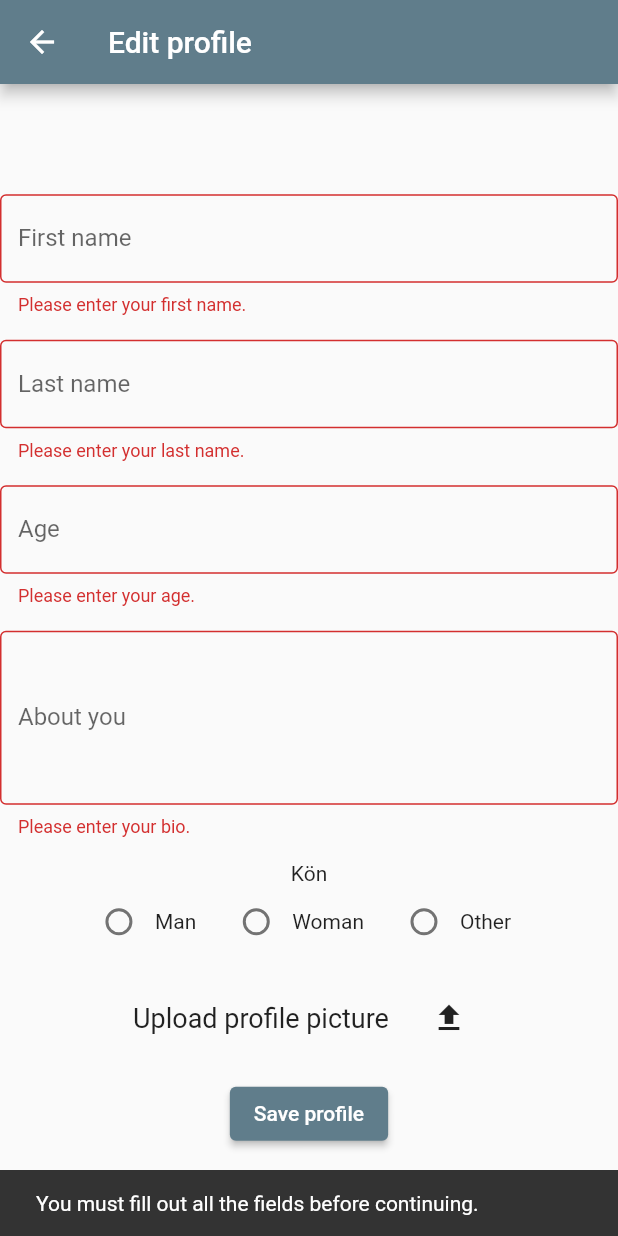
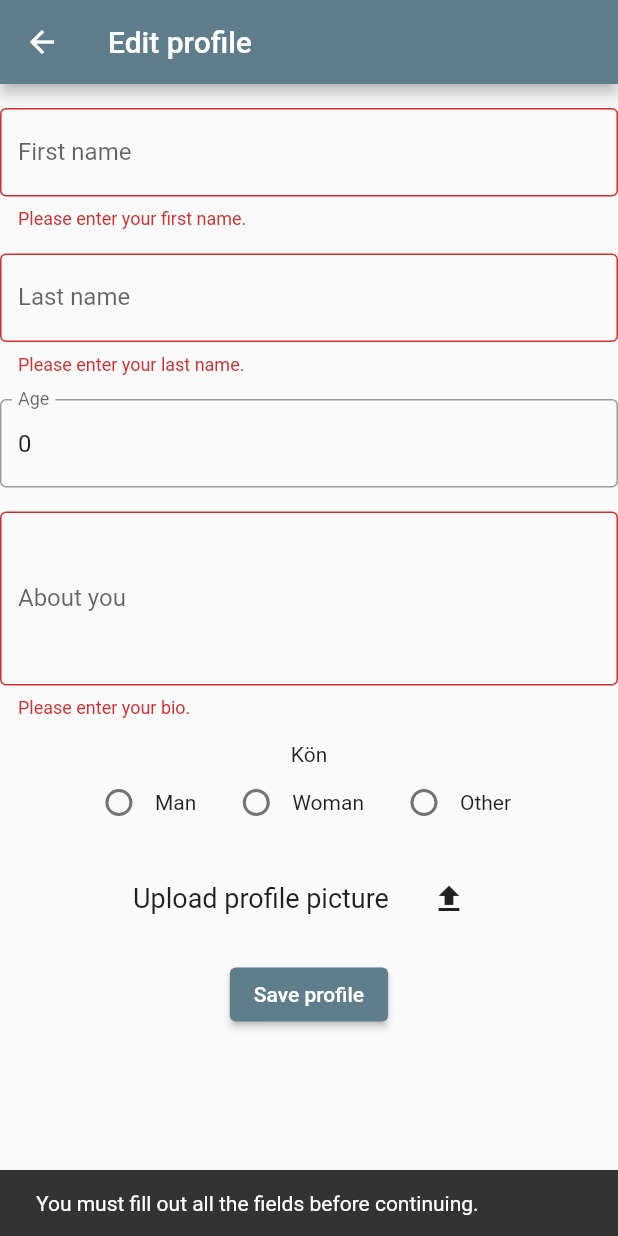
Before and after one commit to joas47/Bark_Buddy, a Flutter app: the EditOwnerProfilePage screen opened directly, after a tap on "Save profile", on a phone screen of 412 x 824 dp. Run offline on Flutter 3.47's test engine with Material 2 defaults, Android fonts, the phone set to English and light mode, and no system bars; our stand-ins replace cloud_firestore, firebase_auth, firebase_core, firebase_storage, image_picker; accounts and stored records are empty.

Commit message:
edit the profile page

```diff
--- a/lib/database_handler.dart
+++ b/lib/database_handler.dart
@@ -3,6 +3,19 @@ import 'package:firebase_auth/firebase_auth.dart';
 import 'package:image_picker/image_picker.dart';
 
 class DatabaseHandler {
+  static Future<void> getOwnerProfileData() async {
+    final firestoreInstance = FirebaseFirestore.instance;
+    final usersCollectionRef = firestoreInstance.collection('users');
+
+    final userUid = FirebaseAuth.instance.currentUser?.uid;
+
+    final userDocumentRef = usersCollectionRef.doc(userUid);
+
+    final userData = await userDocumentRef.get();
+
+    print(userData);
+  }
+
   // TODO: profilePic not used yet
   // TODO: handle lName and bio
   static Future<void> addUserToDatabase(String fName, String lName,
@@ -10,16 +23,17 @@ class DatabaseHandler {
     final User? currentUser = FirebaseAuth.instance.currentUser;
     late final userUid = currentUser?.uid;
     CollectionReference users = FirebaseFirestore.instance.collection('users');
-    final userDocumentRef = users.doc(userUid );
-    await userDocumentRef.set({
-      'name': fName,
+    final userDocumentRef = users.doc(userUid);
+    await userDocumentRef
+        .set({
+          'name': fName,
       'gender': gender,
       'age': age,
       'surname': lName,
       'about' : bio,
       'picture' : profilePic
     })
-    .then((value) => print("Student data Added"))
+        .then((value) => print("Student data Added"))
         .catchError((error) => print("Student couldn't be added."));
   }
 
@@ -40,7 +54,7 @@ class DatabaseHandler {
 
     // Get a reference to the email document to be removed
     final emailDocumentRef =
-        firestoreInstance.collection('emails').doc(emailDocumentId);
+    firestoreInstance.collection('emails').doc(emailDocumentId);
 
     // Retrieve the array field 'dogs' from the email document
     final emailDocumentSnapshot = await emailDocumentRef.get();
@@ -65,8 +79,7 @@ class DatabaseHandler {
   }
 
   // TODO: handle all the other fields
-  static Future<void> addDogToDatabase(
-      String name, String breed, int age, String gender, bool isCastrated, String activity, String size, String biography, String? profilePic) async {
+  static Future<void> addDogToDatabase(String name, String breed, int age, String gender, bool isCastrated, String activity, String size, String biography, String? profilePic) async {
     final firestoreInstance = FirebaseFirestore.instance;
     final dogsCollectionRef = firestoreInstance.collection('Dogs');
     final usersCollectionRef = firestoreInstance.collection('users');
@@ -132,14 +145,13 @@ class DatabaseHandler {
     }
     return dogRef;
   }
+
   static Stream<String?> getDogId3() async* {
     final userUid = FirebaseAuth.instance.currentUser?.uid;
     final users = FirebaseFirestore.instance.collection('users');
     final dogs = await users.doc(userUid).get().then((doc) => doc.get('dogs') as String?);
     if (dogs != null) {
       yield dogs.toString();
-
-
     } else {
       yield null;
     }
--- a/lib/edit_owner_profile.dart
+++ b/lib/edit_owner_profile.dart
@@ -35,7 +35,8 @@ class _EditOwnerProfilePageState extends State<EditOwnerProfilePage> {
       appBar: AppBar(
         title: const Text('Edit profile'),
       ),
-      body: StreamBuilder<DocumentSnapshot>(
+      body: SingleChildScrollView(
+        child: StreamBuilder<DocumentSnapshot>(
             stream: FirebaseFirestore.instance
                 .collection('users')
                 .doc(userUid)
@@ -47,12 +48,17 @@ class _EditOwnerProfilePageState extends State<EditOwnerProfilePage> {
 
               final userData = snapshot.data!;
               final name = userData.get('name');
+              _fName = name;
               final surname = userData.get('surname');
+              _lName = surname;
               final about = userData.get('about') as String?;
+              _bio = about!;
               final age = userData.get('age') as int;
+              _age = age;
               final gender = userData.get('gender');
-            final bio = userData.get('about');
+              _gender = gender;
               final String? profilePic = userData.get('picture') as String?;
+              _profilePic = profilePic;
 
               return Stack(alignment: Alignment.center, children: <Widget>[
                 Column(
@@ -64,7 +70,7 @@ class _EditOwnerProfilePageState extends State<EditOwnerProfilePage> {
                       autovalidateMode: _autoValidate
                           ? AutovalidateMode.onUserInteraction
                           : AutovalidateMode.disabled,
-                    child: _formUI(name, surname, about, age, gender, bio),
+                      child: _formUI(name, surname, about, age, gender, about),
                     ),
                     const SizedBox(height: 16.0),
                     // TODO: move this Text so it's next to the radio buttons instead of above.
@@ -100,13 +106,9 @@ class _EditOwnerProfilePageState extends State<EditOwnerProfilePage> {
                               _gender.isNotEmpty &&
                               _profilePic != null) {
                             // TODO: save owner to database  (uncomment the line below)
-                          DatabaseHandler.addUserToDatabase(
-                              _fName, _lName, _gender, _age, _bio, _profilePic);
-                          Navigator.push(
-                              context,
-                              MaterialPageRoute(
-                                  builder: (context) =>
-                                      const RegisterDogPage()));
+                            DatabaseHandler.addUserToDatabase(_fName, _lName,
+                                _gender, _age, _bio, _profilePic);
+                            Navigator.pop(context);
                           } else {
                             ScaffoldMessenger.of(context).showSnackBar(
                               const SnackBar(
@@ -123,6 +125,7 @@ class _EditOwnerProfilePageState extends State<EditOwnerProfilePage> {
                 ),
               ]);
             }),
+      ),
     );
   }
 
@@ -166,7 +169,7 @@ class _EditOwnerProfilePageState extends State<EditOwnerProfilePage> {
       ),
       const SizedBox(height: 16.0),
       TextFormField(
-        //initialValue: age,
+        initialValue: age.toString(),
         inputFormatters: [FilteringTextInputFormatter.digitsOnly],
         validator: (value) {
           if (value == null || value.isEmpty) {
```
Lines whose indentation alone changed are shown as unchanged.
